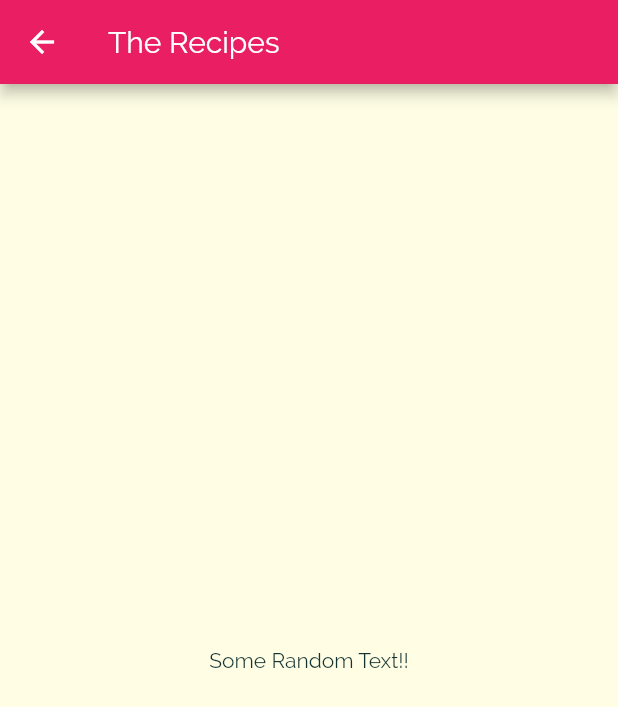
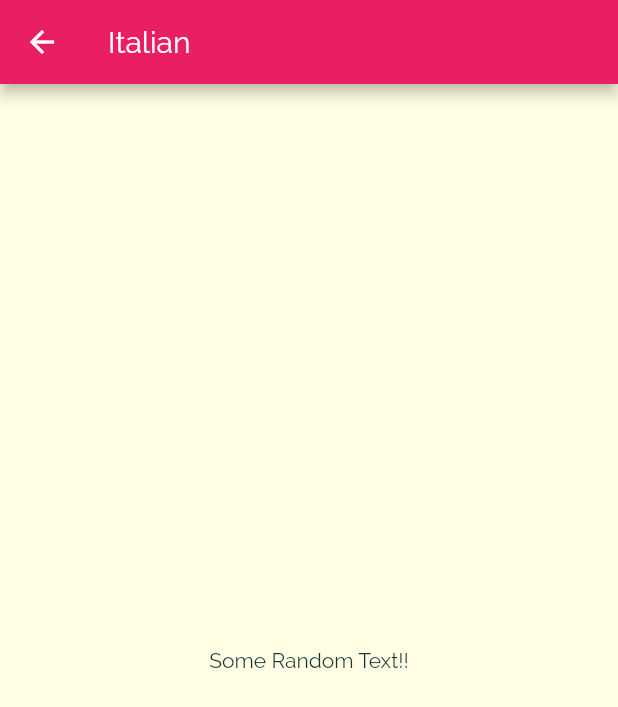
Before and after one commit to parikshitg/flutter_recipe_app, a Flutter app: the screen it shows after launch, after a tap on "Italian", on a phone screen of 412 x 824 dp. Shown: the top 707 px of the screen. Run offline on Flutter 3.47's test engine with Material 2 defaults, Android fonts, the phone set to English and light mode, and no system bars.

Commit message:
some changes id '

```diff
--- a/lib/categories_screen.dart
+++ b/lib/categories_screen.dart
@@ -15,6 +15,7 @@ class CategoriesScreen extends StatelessWidget {
         children: DUMMY_CATEGORIES
             .map(
               (catData) => CategoryItem(
+                    catData.id,
                     catData.title,
                     catData.color,
                   ),
--- a/lib/category_item.dart
+++ b/lib/category_item.dart
@@ -3,16 +3,17 @@ import 'package:flutter/material.dart';
 import './category_recipe_screen.dart';
 
 class CategoryItem extends StatelessWidget {
+  final String id;
   final String title;
   final Color color;
 
-  CategoryItem(this.title, this.color);
+  CategoryItem(this.id, this.title, this.color);
 
   void selectCategory(BuildContext context) {
     Navigator.of(context).push(
       MaterialPageRoute(
         builder: (_) {
-          return CategoryRecipeScreen();
+          return CategoryRecipeScreen(id, title);
         },
       ),
     );
--- a/lib/category_recipe_screen.dart
+++ b/lib/category_recipe_screen.dart
@@ -1,10 +1,16 @@
 import 'package:flutter/material.dart';
 
 class CategoryRecipeScreen extends StatelessWidget {
+
+  final String categoryId;
+  final String categoryTitle;
+
+  CategoryRecipeScreen(this.categoryId,this.categoryTitle);
+
   @override
   Widget build(BuildContext context) {
     return Scaffold(
-      appBar: AppBar(title: Text("The Recipes"),),
+      appBar: AppBar(title: Text(categoryTitle),),
           body: Center(
         child: Text(
           "Some Random Text!!",
```
